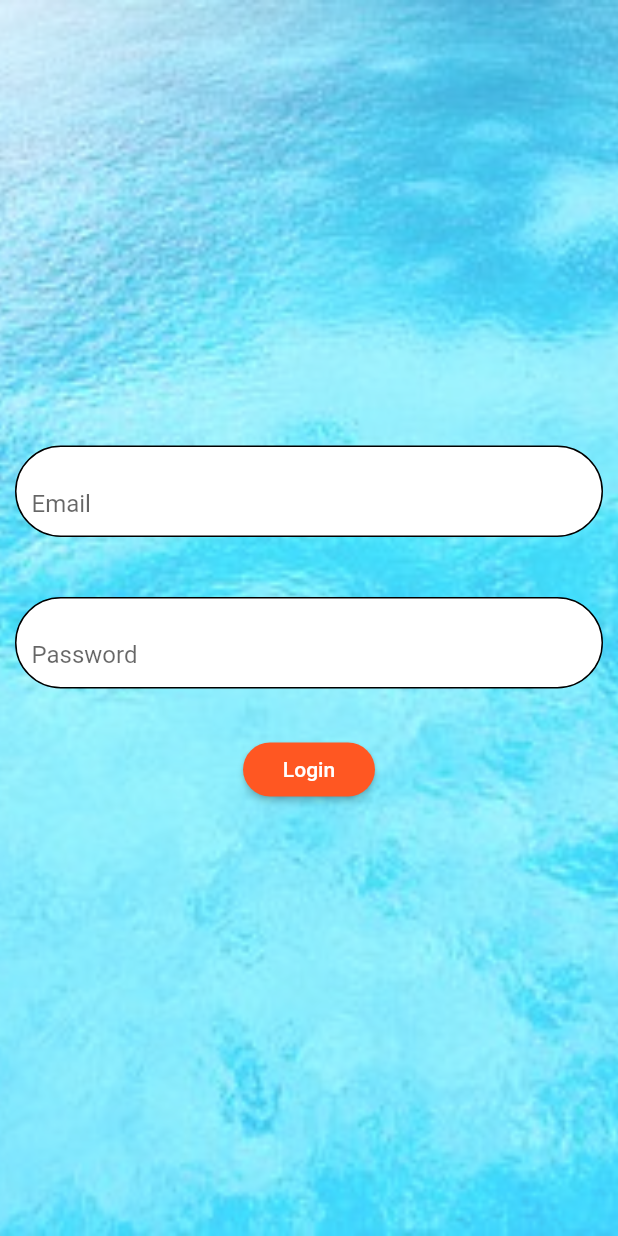
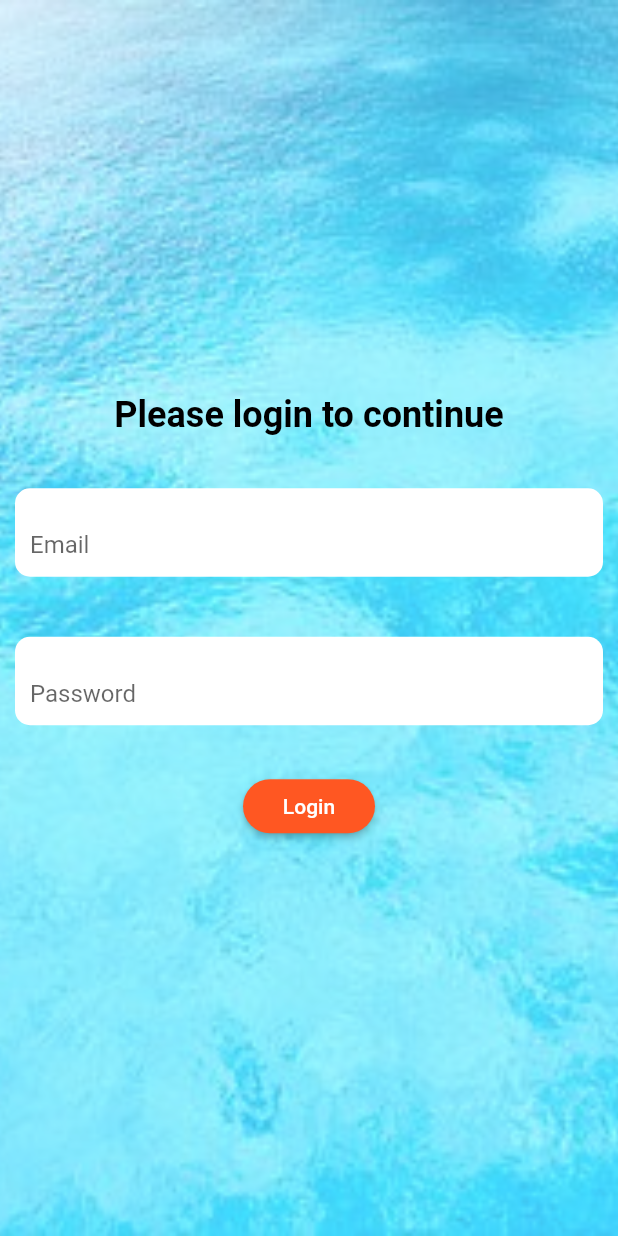
Before and after one commit to Piyush7034/messenger_app, a Flutter app: the screen it shows after launch, on a phone screen of 412 x 824 dp. Run offline on Flutter 3.47's test engine with Material 2 defaults, Android fonts, the phone set to English and light mode, and no system bars.

Commit message:
added status pages

```diff
--- a/lib/home_page.dart
+++ b/lib/home_page.dart
@@ -1,5 +1,6 @@
 import 'package:flutter/material.dart';
 import 'package:messenger_app/chats/chats_screen.dart';
+import 'package:messenger_app/status_manager/status_option.dart';
 
 class HomePage extends StatelessWidget {
   @override
@@ -38,7 +39,7 @@ class HomePage extends StatelessWidget {
 //              Navigator.push(context, MaterialPageRoute(builder: (context) => ChatPage()));
 //            }),
             ChatsScreen(),
-            Center(child: Text('Status')),
+            StatusOption(),
             Center(child: Text('Calls'))
           ],
         ),
--- a/lib/login_page.dart
+++ b/lib/login_page.dart
@@ -18,7 +18,11 @@ class LoginPageState extends State<LoginPage> {
   Widget build(BuildContext context) {
     double height = MediaQuery.of(context).size.height;
     double width = MediaQuery.of(context).size.width;
-    return Container(
+    return GestureDetector(
+      onTap: () {
+        FocusScope.of(context).requestFocus(FocusNode());
+      },
+      child: Container(
         decoration: BoxDecoration(
           image: DecorationImage(
             image: AssetImage('assets/bgimage.jpeg'),
@@ -34,12 +38,21 @@ class LoginPageState extends State<LoginPage> {
               mainAxisAlignment: MainAxisAlignment.center,
               crossAxisAlignment: CrossAxisAlignment.center,
               children: <Widget>[
+                Text(
+                  'Please login to continue',
+                  style: TextStyle(
+                      fontSize: 24,
+                      fontWeight: FontWeight.bold,
+                      color: Colors.black),
+                ),
+                SizedBox(
+                  height: 25.0,
+                ),
                 Container(
                   alignment: Alignment.centerLeft,
                   decoration: BoxDecoration(
                     color: Colors.white,
-                  border: Border.all(color: Colors.black),
-                  borderRadius: BorderRadius.circular(35.0),
+                    borderRadius: BorderRadius.circular(10.0),
                   ),
                   margin: EdgeInsets.all(10.0),
                   padding: EdgeInsets.symmetric(horizontal: 10.0),
@@ -63,8 +76,7 @@ class LoginPageState extends State<LoginPage> {
                   alignment: Alignment.centerLeft,
                   decoration: BoxDecoration(
                     color: Colors.white,
-                  border: Border.all(color: Colors.black),
-                  borderRadius: BorderRadius.circular(35.0),
+                    borderRadius: BorderRadius.circular(10.0),
                   ),
                   margin: EdgeInsets.all(10.0),
                   padding: EdgeInsets.symmetric(horizontal: 10.0),
@@ -112,6 +124,7 @@ class LoginPageState extends State<LoginPage> {
             ),
           ),
         ),
+      ),
     );
   }
 }
```
Also changed, not shown: lib/status_manager/add_status.dart (added, +79 -0 lines), lib/status_manager/status_option.dart (added, +32 -0 lines). Lines whose indentation alone changed are shown as unchanged.
